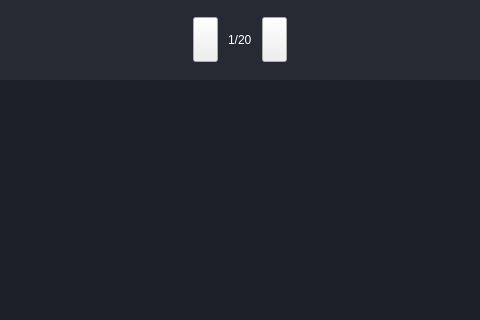
The window that widgets/viewer/imagebrowser.ui (wyc15002105071/Recorder) describes before a commit, drawn with Qt 5; both pictures show x 146 to 626 and y 0 to 320 of the 737 by 414 pixel window.
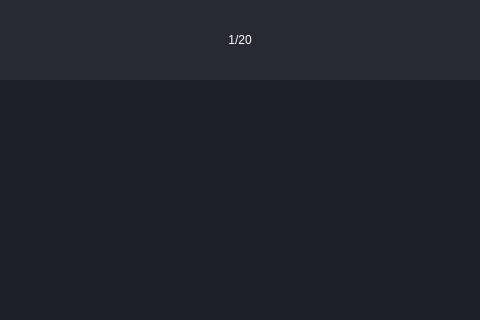
The same window after the commit. Icons and pictures are not drawn.

Patch:
```diff
--- a/widgets/viewer/imagebrowser.ui
+++ b/widgets/viewer/imagebrowser.ui
@@ -65,10 +65,14 @@
 }
 
 #last_btn {
-	border-image: url(:/resources/icons/last.png);
+   background-color: rgb(39, 42, 51);
+	border:none;
+	image: url(:/resources/icons/last.png);
 }
 #next_btn {
-	border-image: url(:/resources/icons/next.png);
+   background-color: rgb(39, 42, 51);
+	border:none;
+	image: url(:/resources/icons/next.png);
 }
 #label {
 	color: rgb(255, 255, 255);
@@ -143,14 +147,14 @@
         </property>
         <property name="minimumSize">
          <size>
-          <width>25</width>
-          <height>45</height>
+          <width>80</width>
+          <height>60</height>
          </size>
         </property>
         <property name="maximumSize">
          <size>
-          <width>25</width>
-          <height>45</height>
+          <width>80</width>
+          <height>60</height>
          </size>
         </property>
         <property name="text">
@@ -176,9 +180,18 @@
       </item>
       <item>
        <widget class="QLabel" name="label">
+        <property name="minimumSize">
+         <size>
+          <width>100</width>
+          <height>0</height>
+         </size>
+        </property>
         <property name="text">
          <string>1/20</string>
         </property>
+        <property name="alignment">
+         <set>Qt::AlignCenter</set>
+        </property>
        </widget>
       </item>
       <item>
@@ -207,14 +220,14 @@
         </property>
         <property name="minimumSize">
          <size>
-          <width>25</width>
-          <height>45</height>
+          <width>80</width>
+          <height>60</height>
          </size>
         </property>
         <property name="maximumSize">
          <size>
-          <width>25</width>
-          <height>45</height>
+          <width>80</width>
+          <height>60</height>
          </size>
         </property>
         <property name="text">
```
